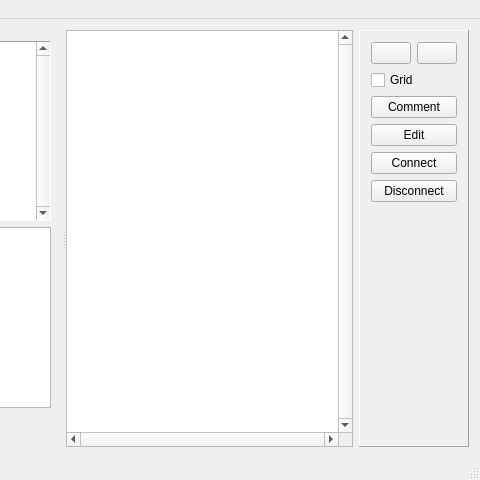
kekdck/graph_editor, file mainwindow.ui: the form before one commit; both pictures show x 260 to 740 and y 0 to 480 of the 740 by 480 pixel window.
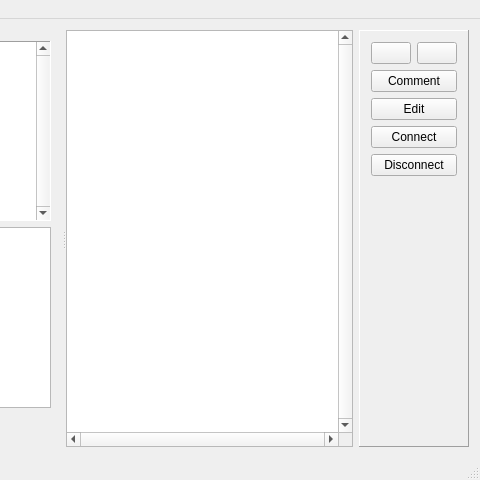
The form after the commit. Icons and pictures are not drawn. Custom widgets are drawn as their Qt base class.

Diff of the .ui file:
```diff
--- a/mainwindow.ui
+++ b/mainwindow.ui
@@ -168,21 +168,7 @@
          </item>
         </layout>
        </item>
-       <item row="1" column="0">
-        <widget class="QCheckBox" name="gridCheckBox">
-         <property name="text">
-          <string>Grid</string>
-         </property>
-         <property name="icon">
-          <iconset resource="icons.qrc">
-           <normaloff>:/icons/icons/layer-grid-icon.png</normaloff>:/icons/icons/layer-grid-icon.png</iconset>
-         </property>
-         <property name="tristate">
-          <bool>false</bool>
-         </property>
-        </widget>
-       </item>
-       <item row="6" column="0">
+       <item row="5" column="0">
         <spacer name="verticalSpacer">
          <property name="orientation">
           <enum>Qt::Vertical</enum>
@@ -195,7 +181,7 @@
          </property>
         </spacer>
        </item>
-       <item row="2" column="0">
+       <item row="1" column="0">
         <widget class="QPushButton" name="pushCommentButton">
          <property name="text">
           <string>Comment</string>
@@ -206,7 +192,7 @@
          </property>
         </widget>
        </item>
-       <item row="3" column="0">
+       <item row="2" column="0">
         <widget class="QPushButton" name="pushEditButton">
          <property name="text">
           <string>Edit</string>
@@ -217,7 +203,7 @@
          </property>
         </widget>
        </item>
-       <item row="4" column="0">
+       <item row="3" column="0">
         <widget class="QPushButton" name="pushConnectButton">
          <property name="text">
           <string>Connect</string>
@@ -228,7 +214,7 @@
          </property>
         </widget>
        </item>
-       <item row="5" column="0">
+       <item row="4" column="0">
         <widget class="QPushButton" name="pushDisconnectButton">
          <property name="text">
           <string>Disconnect</string>
```
Left out of the diff: 6 changed lines with no effect on the pictures.
